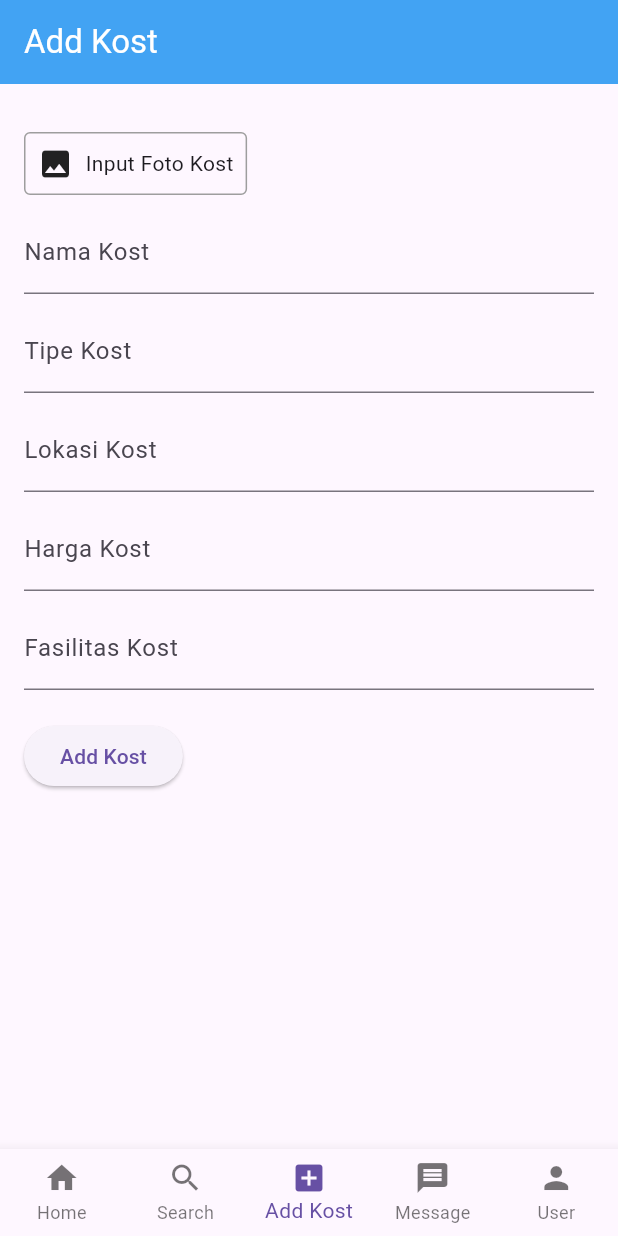
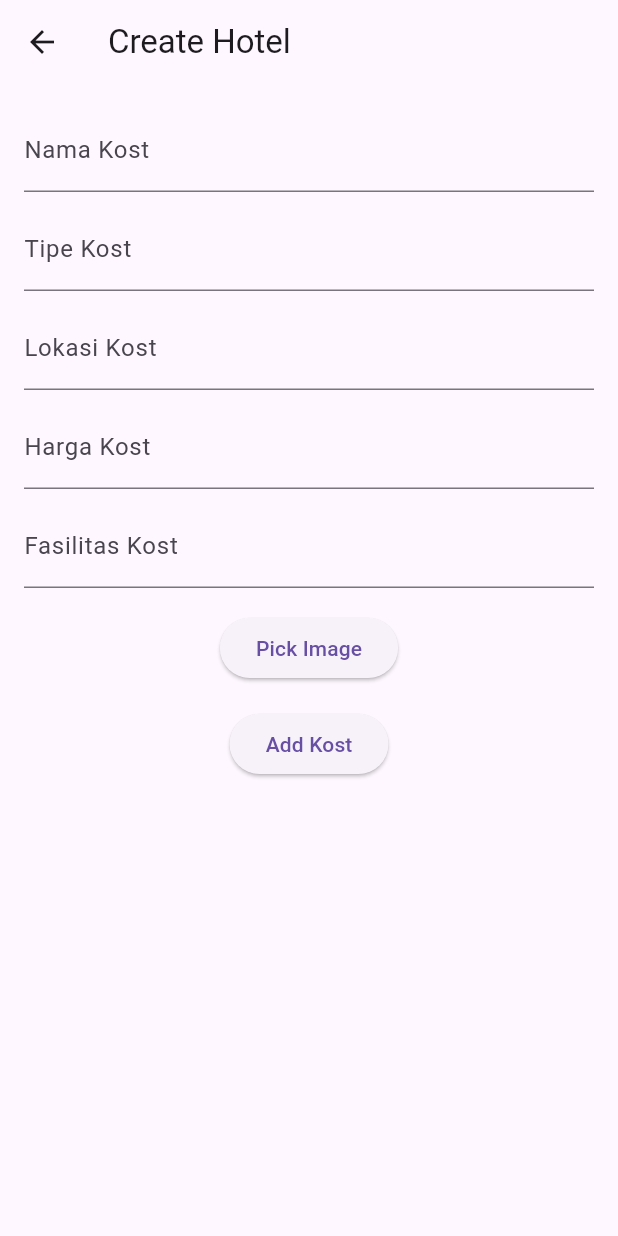
Before and after one commit to dimaskunc/uas_mobile, a Flutter app: the AddKostPage screen opened by its route, on a phone screen of 412 x 824 dp. Run offline on Flutter 3.47's test engine with Material 3 defaults, Android fonts, the phone set to English and light mode, and no system bars; our stand-ins replace file_picker, flutter_secure_storage, image_picker; accounts and stored records are empty.

```diff
--- a/uas_pemrograman_mobile/lib/addkost.dart
+++ b/uas_pemrograman_mobile/lib/addkost.dart
@@ -1,10 +1,11 @@
-import 'package:flutter/material.dart';
-import 'package:provider/provider.dart';
 import 'user.dart';
 import 'message.dart';
 import 'listkost.dart';
 import 'api_manager.dart';
+import 'package:flutter/material.dart';
+import 'package:provider/provider.dart';
 import 'package:image_picker/image_picker.dart';
+import 'package:file_picker/file_picker.dart';
 import 'dart:io';
 
 class AddKostPage extends StatefulWidget {
@@ -19,62 +20,39 @@ class _AddKostPageState extends State<AddKostPage> {
   final TextEditingController _lokasiController = TextEditingController();
   final TextEditingController _hargaController = TextEditingController();
   final TextEditingController _fasilitasController = TextEditingController();
-  File? _selectedImage;
 
-  void _addKostKost(BuildContext context) async {
-    final apimanager = Provider.of<ApiManager>(context, listen: false);
+  File? _image;
 
-    String nama = _namaController.text;
-    String tipe = _tipeController.text;
-    String foto = _fotoController.text;
-    String lokasi = _lokasiController.text;
-    String harga = _hargaController.text;
-    String fasilitas = _fasilitasController.text;
+  Future<void> _pickImage() async {
+    FilePickerResult? result = await FilePicker.platform.pickFiles(
+      type: FileType.image,
+    );
 
-    if (nama.isEmpty || tipe.isEmpty || foto.isEmpty || lokasi.isEmpty || harga.isEmpty || fasilitas.isEmpty) {
-    ScaffoldMessenger.of(context).showSnackBar(
-      SnackBar(
-        content: Text('Semua field harus diisi!'),
-        duration: Duration(seconds: 2),
-      ),
-    );
-    return; // Hentikan eksekusi metode jika ada inputan yang kosong
-  }
-
-    try {
-      await apimanager.addKost(nama, tipe, foto, lokasi, harga, fasilitas);
-
-      Navigator.pushReplacementNamed(context, '/listkost');
-      // Tampilkan notifikasi bahwa Kost berhasil ditambahkan
-      ScaffoldMessenger.of(context).showSnackBar(
-        SnackBar(
-          content: Text('Kost berhasil ditambahkan!'),
-          duration: Duration(seconds: 2),
-        ),
-      );
-      // Navigasi kembali ke halaman sebelumnya atau sesuai kebutuhan aplikasi
-      Navigator.pop(context);
-    } catch (e) {
-      // Tampilkan notifikasi bahwa terjadi kesalahan
-      ScaffoldMessenger.of(context).showSnackBar(
-        SnackBar(
-          content: Text('Terjadi kesalahan. Coba lagi nanti.'),
-          duration: Duration(seconds: 2),
-        ),
-      );
+    if (result != null) {
+      setState(() {
+        _image = File(result.files.single.path!);
+      });
     }
   }
 
-  // Metode untuk memilih gambar dari galeri
-  Future<void> _pickImage() async {
-    final ImagePicker _picker = ImagePicker();
-    final XFile? pickedImage = await _picker.pickImage(source: ImageSource.gallery);
+  Future<void> _addKostKost() async {
+    final apiManager = Provider.of<ApiManager>(context, listen: false);
+    if (_image != null) {
+      String nama = _namaController.text;
+      String tipe = _tipeController.text;
+      String foto = _fotoController.text;
+      String lokasi = _lokasiController.text;
+      String harga = _hargaController.text;
+      String fasilitas = _fasilitasController.text;
 
-    if (pickedImage != null) {
-      setState(() {
-        _selectedImage = File(pickedImage.path);
-        _fotoController.text = pickedImage.path;
-      });
+      dynamic result = await apiManager.addKost(_image!, nama, tipe, harga, lokasi, fasilitas);
+      ScaffoldMessenger.of(context)
+          .showSnackBar(SnackBar(content: Text(result)));
+      Navigator.pop(context);
+    } else {
+      ScaffoldMessenger.of(context).showSnackBar(
+        SnackBar(content: Text('Please upload an image')),
+      );
     }
   }
 
@@ -82,51 +60,13 @@ class _AddKostPageState extends State<AddKostPage> {
   Widget build(BuildContext context) {
     return Scaffold(
       appBar: AppBar(
-        title: Text('Add Kost', style: TextStyle(color: Colors.white)),
-        backgroundColor: const Color.fromARGB(255, 66, 163, 243),
-        automaticallyImplyLeading: false,
+        title: Text('Create Hotel'),
       ),
       body: Padding(
         padding: const EdgeInsets.all(16.0),
         child: Column(
-          crossAxisAlignment: CrossAxisAlignment.start,
           children: [
-            InkWell(
-              onTap: _pickImage,
-              child: Container(
-                margin: EdgeInsets.only(top: 16.0),
-                padding: EdgeInsets.all(8.0),
-                decoration: BoxDecoration(
-                  border: Border.all(color: Colors.grey),
-                  borderRadius: BorderRadius.circular(4.0),
-                ),
-                child: Row(
-                  mainAxisSize: MainAxisSize.min,
-                  children: [
-                    Icon(Icons.image),
-                    SizedBox(width: 8.0),
-                    Text('Input Foto Kost'),
-                  ],
-                ),
-              ),
-            ),
-            // Tampilkan gambar yang dipilih
-            if (_selectedImage != null)
-              Container(
-                margin: EdgeInsets.only(top: 16.0),
-                width: 100.0,
-                height: 100.0,
-                decoration: BoxDecoration(
-                  border: Border.all(color: Colors.grey),
-                  borderRadius: BorderRadius.circular(8.0),
-                  image: DecorationImage(
-                    image: FileImage(_selectedImage!),
-                    fit: BoxFit.cover,
-                  ),
-                ),
-              ),
-            SizedBox(height: 10.0),
-            TextField(
+                        TextField(
               controller: _namaController,
               decoration: InputDecoration(labelText: 'Nama Kost'),
             ),
@@ -150,67 +90,26 @@ class _AddKostPageState extends State<AddKostPage> {
               controller: _fasilitasController,
               decoration: InputDecoration(labelText: 'Fasilitas Kost'),
             ),
-            SizedBox(height: 20.0),
+            SizedBox(height: 16),
+            _image != null
+                ? Image.file(
+                    _image!,
+                    height: 100,
+                    width: 100,
+                  )
+                : Container(),
             ElevatedButton(
-              onPressed: () async {
-                _addKostKost(context);
-              },
+              onPressed: _pickImage,
+              child: Text('Pick Image'),
+            ),
+            SizedBox(height: 16),
+            ElevatedButton(
+              onPressed: _addKostKost,
               child: Text('Add Kost'),
             ),
           ],
         ),
       ),
-      bottomNavigationBar: BottomNavigationBar(
-        currentIndex: 2,
-        type: BottomNavigationBarType.fixed,
-        items: [
-          BottomNavigationBarItem(
-            icon: Icon(Icons.home),
-            label: 'Home',
-          ),
-          BottomNavigationBarItem(
-            icon: Icon(Icons.search),
-            label: 'Search',
-          ),
-          BottomNavigationBarItem(
-            icon: Icon(Icons.add_box),
-            label: 'Add Kost',
-          ),
-          BottomNavigationBarItem(
-            icon: Icon(Icons.message),
-            label: 'Message',
-          ),
-          BottomNavigationBarItem(
-            icon: Icon(Icons.person),
-            label: 'User',
-          ),
-        ],
-        onTap: (index) {
-          if (index == 0) {
-            Navigator.pushReplacementNamed(context, '/dashboard');
-          } else if (index == 1) {
-            Navigator.pushReplacement(
-              context,
-              MaterialPageRoute(builder: (context) => ListKostPage()),
-            );
-          } else if (index == 2) {
-            Navigator.pushReplacement(
-              context,
-              MaterialPageRoute(builder: (context) => AddKostPage()),
-            );
-          } else if (index == 3) {
-            Navigator.pushReplacement(
-              context,
-              MaterialPageRoute(builder: (context) => MyApp()),
-            );
-          } else if (index == 4) {
-            Navigator.pushReplacement(
-              context,
-              MaterialPageRoute(builder: (context) => UserPage()),
-            );
-          }
-        },
-      ),
     );
   }
 }
--- a/uas_pemrograman_mobile/lib/main.dart
+++ b/uas_pemrograman_mobile/lib/main.dart
@@ -14,8 +14,8 @@ void main() {
 }
 
 class MyApp extends StatelessWidget {
-  final String baseUrl = 'http://127.0.0.1:8000/api';
-  final ApiManager apiManager = ApiManager(baseUrl: 'http://127.0.0.1:8000/api');
+  final String baseUrl = 'http://10.10.21.41:8000/api';
+  final ApiManager apiManager = ApiManager(baseUrl: 'http://10.10.21.41:8000/api');
 
   @override
   Widget build(BuildContext context) {
--- a/uas_pemrograman_mobile/lib/updatekost.dart
+++ b/uas_pemrograman_mobile/lib/updatekost.dart
@@ -102,6 +102,7 @@ class _UpdateKostPageState extends State<UpdateKostPage> {
       appBar: AppBar(
         title: Text('Update Kost', style: TextStyle(color: Colors.white)),
         backgroundColor: const Color.fromARGB(255, 66, 163, 243),
+        iconTheme: IconThemeData(color: Colors.white),
       ),
       body: Padding(
         padding: const EdgeInsets.all(16.0),
--- a/uas_pemrograman_mobile/pubspec.yaml
+++ b/uas_pemrograman_mobile/pubspec.yaml
@@ -37,6 +37,7 @@ dependencies:
   provider: ^6.1.1
   flutter_secure_storage: ^9.0.0
   image_picker: ^1.0.5
+  file_picker: ^6.1.1
   # The following adds the Cupertino Icons font to your application.
   # Use with the CupertinoIcons class for iOS style icons.
   cupertino_icons: ^1.0.2
```
Also changed, not shown: uas_pemrograman_mobile/lib/api_manager.dart (+51 -28 lines), uas_pemrograman_mobile/lib/detailkost.dart (added, +75 -0 lines), uas_pemrograman_mobile/lib/listkost.dart (+38 -2 lines), uas_pemrograman_mobile/lib/login.dart (+7 -2 lines), uas_pemrograman_mobile/pubspec.lock.
